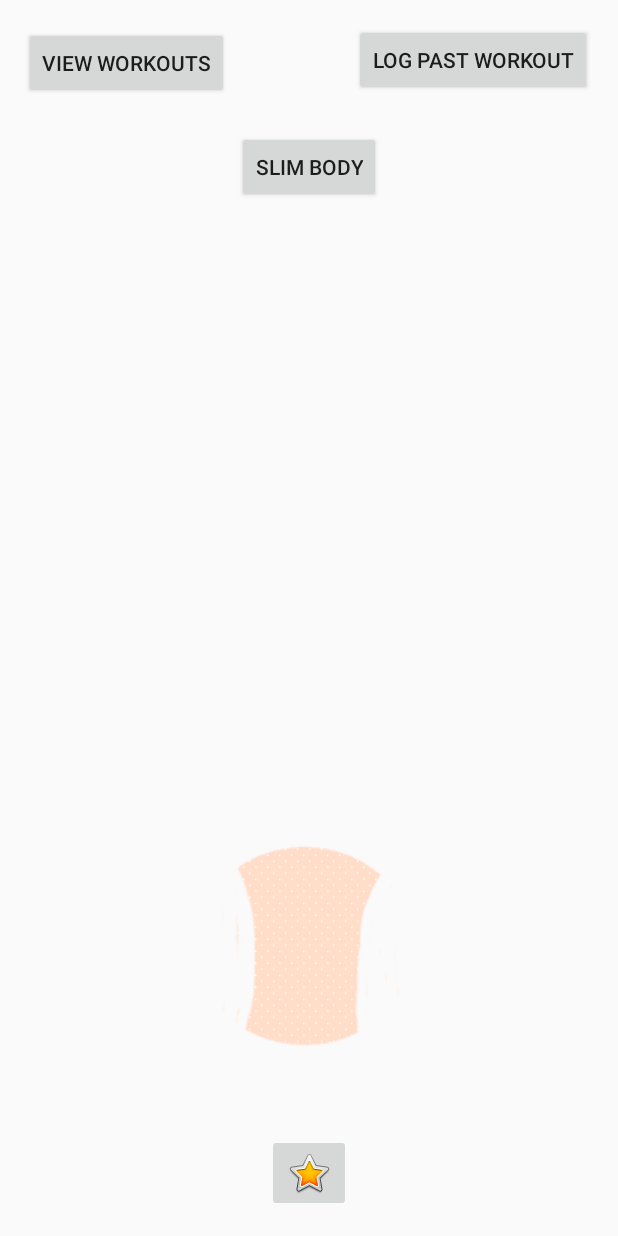
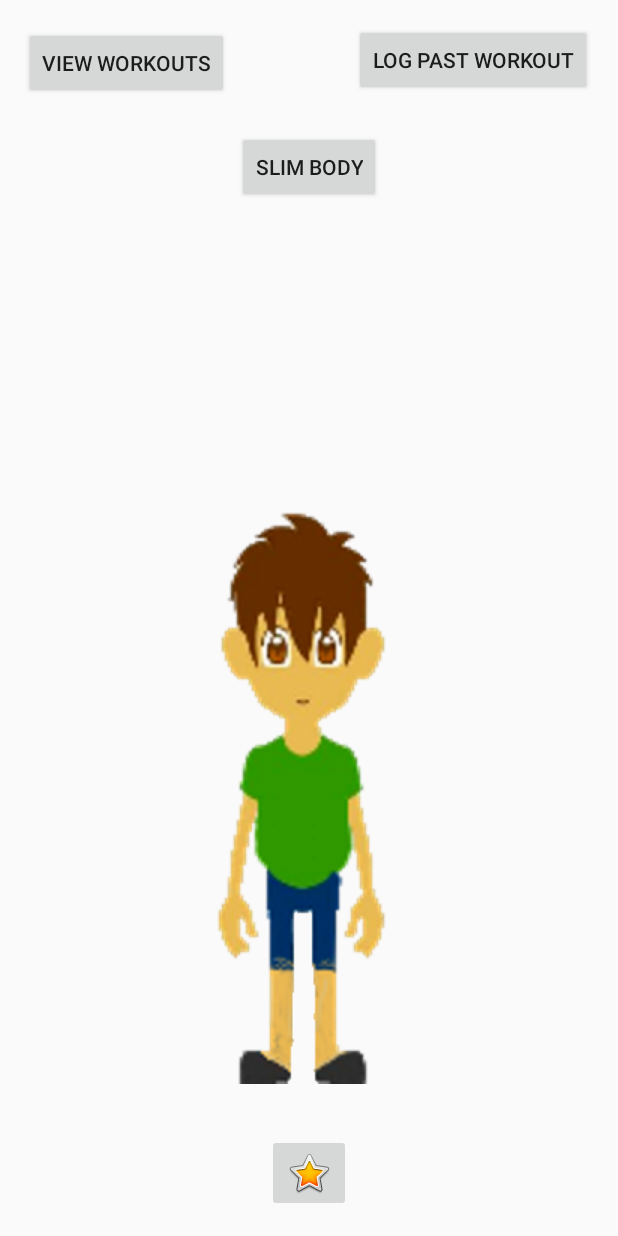
Before and after one commit to IvayloAsenov/GymBuddy, an Android app: the screen it shows after launch (Home), after a tap on "SLIM BODY", on a phone screen of 412 x 824 dp. Run offline under Robolectric (Android 15) with nearby library versions, the phone set to English and light mode, and no system bars.

Commit message:
- New body type images (yay) + fixed some bugs *bug* -> seconds stop counting after 60 it goes from 00:59 to 01:00 and stops

```diff
--- a/app/src/main/java/com/example/ivo/gymbuddy/BodyTypes.java
+++ b/app/src/main/java/com/example/ivo/gymbuddy/BodyTypes.java
@@ -13,10 +13,10 @@ public interface BodyTypes
 {
     int[] imageList = new int[]
             {
-                    R.drawable.body_1,
-                    R.drawable.body_2,
-                    R.drawable.body_3,
-                    R.drawable.body_4
+                    R.drawable.body_one,
+                    R.drawable.body_two,
+                    R.drawable.body_three,
+                    R.drawable.body_four
             };
 
     int imageList_size = imageList.length;
--- a/app/src/main/java/com/example/ivo/gymbuddy/Home.java
+++ b/app/src/main/java/com/example/ivo/gymbuddy/Home.java
@@ -124,7 +124,6 @@ public class Home extends AppCompatActivity implements BodyTypes{
                     createTimer();
                 }
                 else{
-                    b_workout=true;
                     createDialog();
                 }
             }
@@ -265,7 +264,6 @@ public class Home extends AppCompatActivity implements BodyTypes{
         rb_biceps = (RadioButton) view.findViewById(R.id.rb_biceps);
         rb_triceps = (RadioButton) view.findViewById(R.id.rb_triceps);
 
-
         rg = (RadioGroup) view.findViewById(R.id.radioGroup);
 
         Button b_confirm = (Button) view.findViewById(R.id.b_confirm);
@@ -291,6 +289,7 @@ public class Home extends AppCompatActivity implements BodyTypes{
                 else if(id == rb_shoulders.getId())
                     workout = "Legs";
 
+                b_workout=true;
                 dialog.cancel();
                 createTimer();
             }
--- a/app/src/main/res/layout/activity_home.xml
+++ b/app/src/main/res/layout/activity_home.xml
@@ -10,7 +10,7 @@
         android:id="@+id/body_type"
         android:layout_width="wrap_content"
         android:layout_height="wrap_content"
-        app:srcCompat="@drawable/body_1"
+        app:srcCompat="@drawable/body_one"
         tools:layout_constraintRight_creator="1"
         tools:layout_constraintBottom_creator="1"
         app:layout_constraintBottom_toBottomOf="parent"
```
Also changed, not shown: app/src/main/res/drawable/body_four.png (added), app/src/main/res/drawable/body_one.png (added), app/src/main/res/drawable/body_three.png (added), app/src/main/res/drawable/body_two.png (added).
